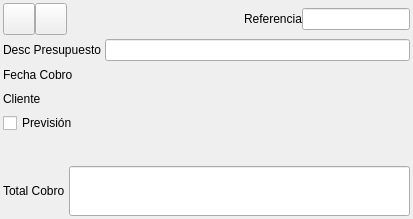
eboladev/Bulmages-1, file bulmages/bulmafact/src/cobrobase.ui: the form before one commit.
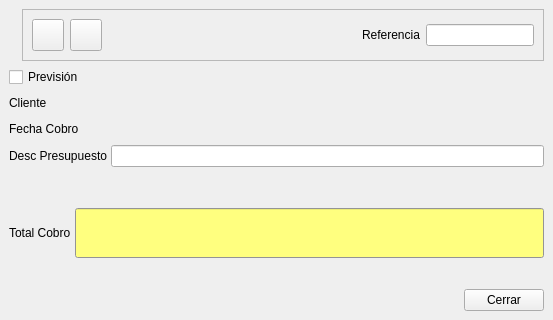
The form after the commit. Icons and pictures are not drawn. Custom widgets are drawn as their Qt base class.

The edit to the form file:
```diff
--- a/bulmages/bulmafact/src/cobrobase.ui
+++ b/bulmages/bulmafact/src/cobrobase.ui
@@ -8,8 +8,8 @@
    <rect>
     <x>0</x>
     <y>0</y>
-    <width>413</width>
-    <height>219</height>
+    <width>541</width>
+    <height>320</height>
    </rect>
   </property>
   <property name="windowTitle" >
@@ -20,10 +20,10 @@
   </property>
   <layout class="QVBoxLayout" >
    <property name="margin" >
-    <number>3</number>
+    <number>9</number>
    </property>
    <property name="spacing" >
-    <number>4</number>
+    <number>6</number>
    </property>
    <item>
     <layout class="QHBoxLayout" >
@@ -31,7 +31,32 @@
       <number>0</number>
      </property>
      <property name="spacing" >
-      <number>0</number>
+      <number>6</number>
+     </property>
+     <item>
+      <widget class="QLabel" name="label" >
+       <property name="text" >
+        <string/>
+       </property>
+       <property name="pixmap" >
+        <pixmap resource="../../bulmages-recursos-graficos.qrc" >:/Bulmafact48x48/images/png/48x48/i_bulmages_cobros.48x48.png</pixmap>
+       </property>
+      </widget>
+     </item>
+     <item>
+      <widget class="QFrame" name="frame" >
+       <property name="frameShape" >
+        <enum>QFrame::StyledPanel</enum>
+       </property>
+       <property name="frameShadow" >
+        <enum>QFrame::Raised</enum>
+       </property>
+       <layout class="QHBoxLayout" >
+        <property name="margin" >
+         <number>9</number>
+        </property>
+        <property name="spacing" >
+         <number>6</number>
      </property>
      <item>
       <widget class="QToolButton" name="mui_guardar" >
@@ -99,8 +124,8 @@
        </property>
        <property name="sizeHint" >
         <size>
-         <width>160</width>
-         <height>21</height>
+            <width>328</width>
+            <height>32</height>
         </size>
        </property>
       </spacer>
@@ -133,6 +158,16 @@
       </widget>
      </item>
     </layout>
+      </widget>
+     </item>
+    </layout>
+   </item>
+   <item>
+    <widget class="QCheckBox" name="mui_previsioncobro" >
+     <property name="text" >
+      <string>Previsión</string>
+     </property>
+    </widget>
    </item>
    <item>
     <layout class="QHBoxLayout" >
@@ -143,22 +178,39 @@
       <number>4</number>
      </property>
      <item>
-      <widget class="QLabel" name="textLabel1_2_2_3_2" >
+      <widget class="QLabel" name="textLabel1_2_3_2" >
+       <property name="text" >
+        <string>Cliente</string>
+       </property>
+      </widget>
+     </item>
+     <item>
+      <widget class="BusquedaCliente" name="mui_cliente" >
        <property name="sizePolicy" >
         <sizepolicy>
-         <hsizetype>1</hsizetype>
+         <hsizetype>7</hsizetype>
          <vsizetype>5</vsizetype>
          <horstretch>0</horstretch>
          <verstretch>0</verstretch>
         </sizepolicy>
        </property>
-       <property name="text" >
-        <string>Desc Presupuesto</string>
-       </property>
       </widget>
      </item>
      <item>
-      <widget class="QLineEdit" name="mui_comentcobro" />
+      <spacer>
+       <property name="orientation" >
+        <enum>Qt::Horizontal</enum>
+       </property>
+       <property name="sizeType" >
+        <enum>QSizePolicy::Expanding</enum>
+       </property>
+       <property name="sizeHint" >
+        <size>
+         <width>161</width>
+         <height>20</height>
+        </size>
+       </property>
+      </spacer>
      </item>
     </layout>
    </item>
@@ -216,49 +268,25 @@
       <number>4</number>
      </property>
      <item>
-      <widget class="QLabel" name="textLabel1_2_3_2" >
-       <property name="text" >
-        <string>Cliente</string>
-       </property>
-      </widget>
-     </item>
-     <item>
-      <widget class="BusquedaCliente" name="mui_cliente" >
+      <widget class="QLabel" name="textLabel1_2_2_3_2" >
        <property name="sizePolicy" >
         <sizepolicy>
-         <hsizetype>7</hsizetype>
+         <hsizetype>1</hsizetype>
          <vsizetype>5</vsizetype>
          <horstretch>0</horstretch>
          <verstretch>0</verstretch>
         </sizepolicy>
        </property>
+       <property name="text" >
+        <string>Desc Presupuesto</string>
+       </property>
       </widget>
      </item>
      <item>
-      <spacer>
-       <property name="orientation" >
-        <enum>Qt::Horizontal</enum>
-       </property>
-       <property name="sizeType" >
-        <enum>QSizePolicy::Expanding</enum>
-       </property>
-       <property name="sizeHint" >
-        <size>
-         <width>161</width>
-         <height>20</height>
-        </size>
-       </property>
-      </spacer>
+      <widget class="QLineEdit" name="mui_comentcobro" />
      </item>
     </layout>
    </item>
-   <item>
-    <widget class="QCheckBox" name="mui_previsioncobro" >
-     <property name="text" >
-      <string>Previsión</string>
-     </property>
-    </widget>
-   </item>
    <item>
     <spacer>
      <property name="orientation" >
@@ -269,8 +297,8 @@
      </property>
      <property name="sizeHint" >
       <size>
-       <width>31</width>
-       <height>151</height>
+       <width>535</width>
+       <height>51</height>
       </size>
      </property>
     </spacer>
@@ -303,6 +331,271 @@
        <property name="enabled" >
         <bool>true</bool>
        </property>
+       <property name="palette" >
+        <palette>
+         <active>
+          <color>
+           <red>0</red>
+           <green>0</green>
+           <blue>0</blue>
+          </color>
+          <color>
+           <red>207</red>
+           <green>207</green>
+           <blue>207</blue>
+          </color>
+          <color>
+           <red>237</red>
+           <green>237</green>
+           <blue>237</blue>
+          </color>
+          <color>
+           <red>231</red>
+           <green>231</green>
+           <blue>231</blue>
+          </color>
+          <color>
+           <red>121</red>
+           <green>125</green>
+           <blue>121</blue>
+          </color>
+          <color>
+           <red>166</red>
+           <green>166</green>
+           <blue>166</blue>
+          </color>
+          <color>
+           <red>0</red>
+           <green>0</green>
+           <blue>0</blue>
+          </color>
+          <color>
+           <red>255</red>
+           <green>255</green>
+           <blue>255</blue>
+          </color>
+          <color>
+           <red>0</red>
+           <green>0</green>
+           <blue>0</blue>
+          </color>
+          <color>
+           <red>255</red>
+           <green>255</green>
+           <blue>127</blue>
+          </color>
+          <color>
+           <red>207</red>
+           <green>207</green>
+           <blue>207</blue>
+          </color>
+          <color>
+           <red>0</red>
+           <green>0</green>
+           <blue>0</blue>
+          </color>
+          <color>
+           <red>0</red>
+           <green>0</green>
+           <blue>0</blue>
+          </color>
+          <color>
+           <red>255</red>
+           <green>255</green>
+           <blue>255</blue>
+          </color>
+          <color>
+           <red>0</red>
+           <green>0</green>
+           <blue>255</blue>
+          </color>
+          <color>
+           <red>255</red>
+           <green>0</green>
+           <blue>255</blue>
+          </color>
+          <color>
+           <red>231</red>
+           <green>231</green>
+           <blue>231</blue>
+          </color>
+         </active>
+         <inactive>
+          <color>
+           <red>0</red>
+           <green>0</green>
+           <blue>0</blue>
+          </color>
+          <color>
+           <red>207</red>
+           <green>207</green>
+           <blue>207</blue>
+          </color>
+          <color>
+           <red>237</red>
+           <green>237</green>
+           <blue>237</blue>
+          </color>
+          <color>
+           <red>231</red>
+           <green>231</green>
+           <blue>231</blue>
+          </color>
+          <color>
+           <red>121</red>
+           <green>125</green>
+           <blue>121</blue>
+          </color>
+          <color>
+           <red>166</red>
+           <green>166</green>
+           <blue>166</blue>
+          </color>
+          <color>
+           <red>0</red>
+           <green>0</green>
+           <blue>0</blue>
+          </color>
+          <color>
+           <red>255</red>
+           <green>255</green>
+           <blue>255</blue>
+          </color>
+          <color>
+           <red>0</red>
+           <green>0</green>
+           <blue>0</blue>
+          </color>
+          <color>
+           <red>255</red>
+           <green>255</green>
+           <blue>127</blue>
+          </color>
+          <color>
+           <red>207</red>
+           <green>207</green>
+           <blue>207</blue>
+          </color>
+          <color>
+           <red>0</red>
+           <green>0</green>
+           <blue>0</blue>
+          </color>
+          <color>
+           <red>0</red>
+           <green>0</green>
+           <blue>0</blue>
+          </color>
+          <color>
+           <red>255</red>
+           <green>255</green>
+           <blue>255</blue>
+          </color>
+          <color>
+           <red>0</red>
+           <green>0</green>
+           <blue>255</blue>
+          </color>
+          <color>
+           <red>255</red>
+           <green>0</green>
+           <blue>255</blue>
+          </color>
+          <color>
+           <red>231</red>
+           <green>231</green>
+           <blue>231</blue>
+          </color>
+         </inactive>
+         <disabled>
+          <color>
+           <red>121</red>
+           <green>125</green>
+           <blue>121</blue>
+          </color>
+          <color>
+           <red>207</red>
+           <green>207</green>
+           <blue>207</blue>
+          </color>
+          <color>
+           <red>237</red>
+           <green>237</green>
+           <blue>237</blue>
+          </color>
+          <color>
+           <red>231</red>
+           <green>231</green>
+           <blue>231</blue>
+          </color>
+          <color>
+           <red>121</red>
+           <green>125</green>
+           <blue>121</blue>
+          </color>
+          <color>
+           <red>166</red>
+           <green>166</green>
+           <blue>166</blue>
+          </color>
+          <color>
+           <red>121</red>
+           <green>125</green>
+           <blue>121</blue>
+          </color>
+          <color>
+           <red>255</red>
+           <green>255</green>
+           <blue>255</blue>
+          </color>
+          <color>
+           <red>121</red>
+           <green>125</green>
+           <blue>121</blue>
+          </color>
+          <color>
+           <red>207</red>
+           <green>207</green>
+           <blue>207</blue>
+          </color>
+          <color>
+           <red>207</red>
+           <green>207</green>
+           <blue>207</blue>
+          </color>
+          <color>
+           <red>0</red>
+           <green>0</green>
+           <blue>0</blue>
+          </color>
+          <color>
+           <red>121</red>
+           <green>125</green>
+           <blue>121</blue>
+          </color>
+          <color>
+           <red>207</red>
+           <green>207</green>
+           <blue>207</blue>
+          </color>
+          <color>
+           <red>0</red>
+           <green>0</green>
+           <blue>255</blue>
+          </color>
+          <color>
+           <red>255</red>
+           <green>0</green>
+           <blue>255</blue>
+          </color>
+          <color>
+           <red>231</red>
+           <green>231</green>
+           <blue>231</blue>
+          </color>
+         </disabled>
+        </palette>
+       </property>
        <property name="font" >
         <font>
          <family>Arial</family>
@@ -321,6 +614,49 @@
      </item>
     </layout>
    </item>
+   <item>
+    <spacer>
+     <property name="orientation" >
+      <enum>Qt::Vertical</enum>
+     </property>
+     <property name="sizeHint" >
+      <size>
+       <width>20</width>
+       <height>40</height>
+      </size>
+     </property>
+    </spacer>
+   </item>
+   <item>
+    <layout class="QHBoxLayout" >
+     <property name="margin" >
+      <number>0</number>
+     </property>
+     <property name="spacing" >
+      <number>6</number>
+     </property>
+     <item>
+      <spacer>
+       <property name="orientation" >
+        <enum>Qt::Horizontal</enum>
+       </property>
+       <property name="sizeHint" >
+        <size>
+         <width>40</width>
+         <height>20</height>
+        </size>
+       </property>
+      </spacer>
+     </item>
+     <item>
+      <widget class="QPushButton" name="pushButton" >
+       <property name="text" >
+        <string>Cerrar</string>
+       </property>
+      </widget>
+     </item>
+    </layout>
+   </item>
   </layout>
  </widget>
  <layoutdefault spacing="4" margin="3" />
```
Left out of the diff: 19 changed lines with no effect on the pictures. Lines whose indentation alone changed are shown as unchanged.
